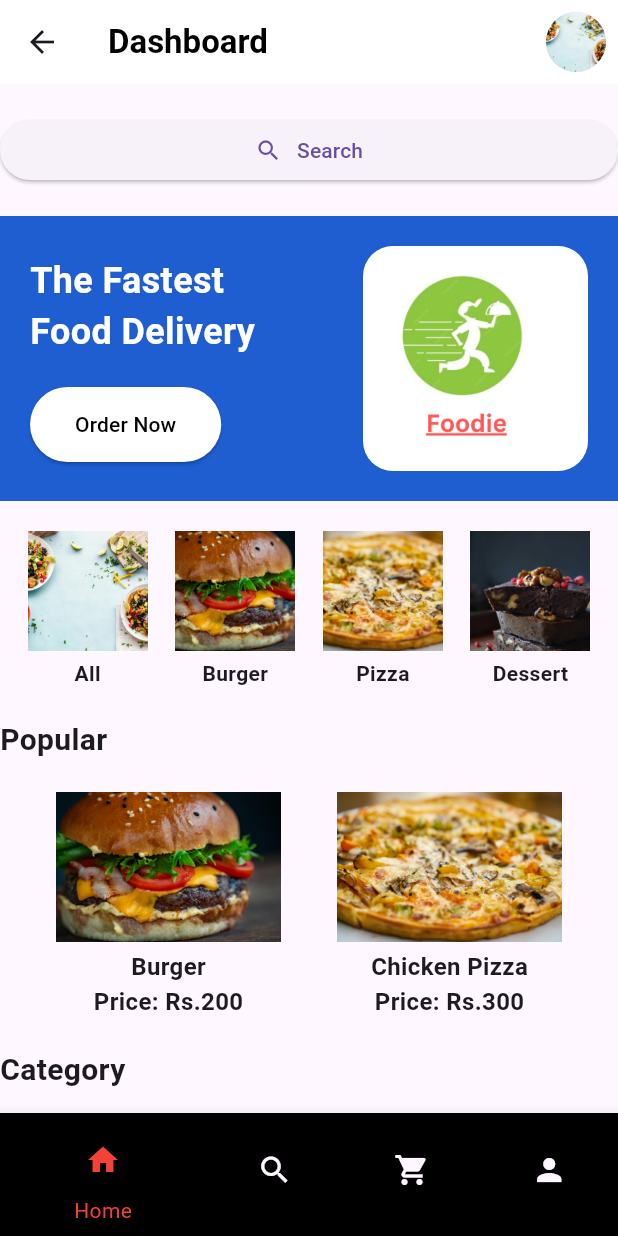
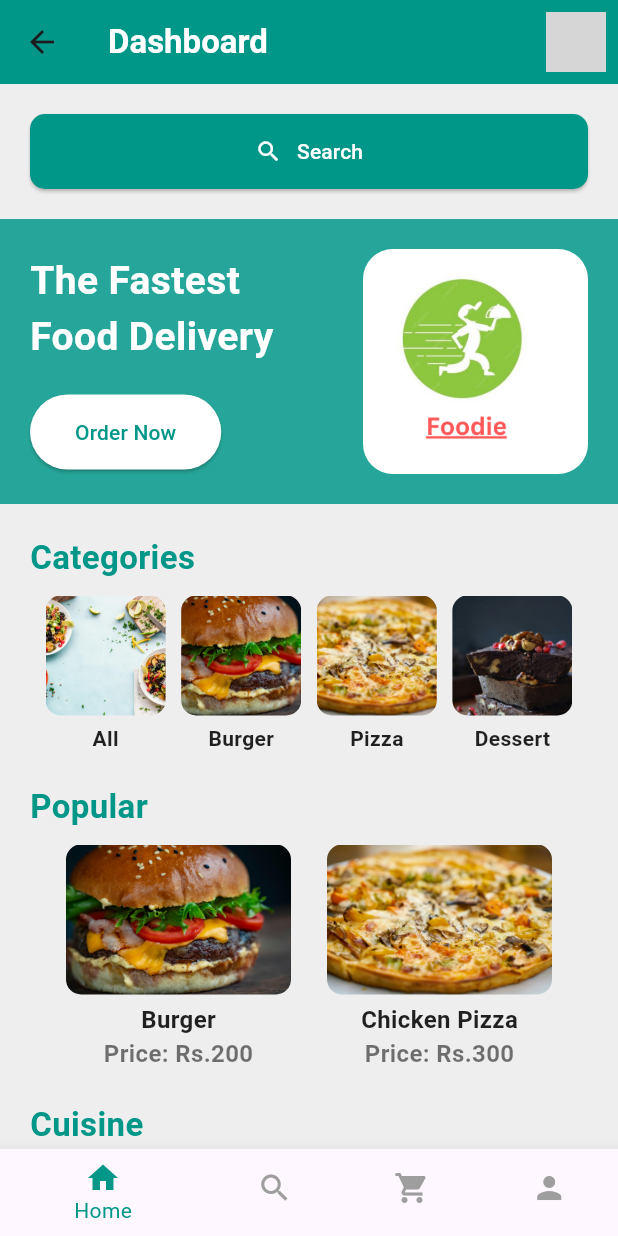
Before and after one commit to ST60002CEM/batch32b-Sonu0103, a Flutter app: the DashboardView screen opened directly, after a tap on "Search", on a phone screen of 412 x 824 dp. Run offline on Flutter 3.47's test engine with Material 3 defaults, Android fonts, the phone set to English and light mode, and no system bars; our stand-ins replace dartz, dio, equatable, flutter_riverpod, google_sign_in, hive_flutter and 2 more; missing offline and left inert: flutter_facebook_auth; accounts and stored records are empty; grey boxes are pictures that could not be loaded.

Commit message:
changes dashboard

```diff
--- a/foodie/lib/features/home/presentation/view/dashboard_view.dart
+++ b/foodie/lib/features/home/presentation/view/dashboard_view.dart
@@ -1,5 +1,3 @@
-import 'package:finalproject/features/auth/presentation/view/login_view.dart';
-import 'package:finalproject/features/category/presentation/view/categoy_view.dart';
 import 'package:flutter/material.dart';
 
 class DashboardView extends StatefulWidget {
@@ -14,19 +12,19 @@ class _DashboardViewState extends State<DashboardView> {
   Widget build(BuildContext context) {
     return Scaffold(
       appBar: AppBar(
-        backgroundColor: Colors.white,
-        title: Text(
+        backgroundColor: Colors.teal,
+        title: const Text(
           'Dashboard',
           style: TextStyle(
-            color: Colors.black,
+            color: Colors.white,
             fontWeight: FontWeight.bold,
           ),
         ),
         actions: [
           IconButton(
-            icon: CircleAvatar(
+            icon: const CircleAvatar(
               radius: 20,
-              backgroundImage: AssetImage('assets/images/new.jpg'),
+              backgroundImage: AssetImage('assets/images/profile.jpg'),
             ),
             onPressed: () {
               // Implement profile button functionality
@@ -34,16 +32,27 @@ class _DashboardViewState extends State<DashboardView> {
           ),
         ],
       ),
+      backgroundColor: Colors.grey[200],
       body: SingleChildScrollView(
         child: Column(
           crossAxisAlignment: CrossAxisAlignment.stretch,
           children: [
-            SizedBox(height: 20),
-            ElevatedButton(
+            const SizedBox(height: 20),
+            Padding(
+              padding: const EdgeInsets.symmetric(horizontal: 20.0),
+              child: ElevatedButton(
                 onPressed: () {
                   // Implement search functionality
                 },
-              child: Row(
+                style: ElevatedButton.styleFrom(
+                  backgroundColor: Colors.teal,
+                  foregroundColor: Colors.white,
+                  shape: RoundedRectangleBorder(
+                    borderRadius: BorderRadius.circular(10),
+                  ),
+                  padding: const EdgeInsets.symmetric(vertical: 15),
+                ),
+                child: const Row(
                   mainAxisAlignment: MainAxisAlignment.center,
                   children: [
                     Icon(Icons.search),
@@ -52,41 +61,42 @@ class _DashboardViewState extends State<DashboardView> {
                   ],
                 ),
               ),
-            SizedBox(height: 20),
+            ),
+            const SizedBox(height: 20),
             Container(
-              color: Color.fromRGBO(30, 94, 209, 1),
-              padding: EdgeInsets.all(20),
+              color: Colors.teal[400],
+              padding: const EdgeInsets.all(20),
               child: Row(
                 children: [
                   Expanded(
                     child: Column(
                       crossAxisAlignment: CrossAxisAlignment.start,
                       children: [
-                        Text(
+                        const Text(
                           'The Fastest\nFood Delivery',
                           style: TextStyle(
                             color: Colors.white,
-                            fontSize: 24,
+                            fontSize: 26,
                             fontWeight: FontWeight.bold,
                           ),
                         ),
-                        SizedBox(height: 20),
+                        const SizedBox(height: 20),
                         ElevatedButton(
                           onPressed: () {
                             // Implement order now functionality
                           },
                           style: ElevatedButton.styleFrom(
                             backgroundColor: Colors.white,
-                            foregroundColor: Colors.black,
-                            padding: EdgeInsets.symmetric(
+                            foregroundColor: Colors.teal,
+                            padding: const EdgeInsets.symmetric(
                                 horizontal: 30, vertical: 15),
                           ),
-                          child: Text('Order Now'),
+                          child: const Text('Order Now'),
                         ),
                       ],
                     ),
                   ),
-                  SizedBox(width: 20),
+                  const SizedBox(width: 20),
                   ClipRRect(
                     borderRadius: BorderRadius.circular(20),
                     child: Image.asset(
@@ -99,25 +109,50 @@ class _DashboardViewState extends State<DashboardView> {
                 ],
               ),
             ),
-            SizedBox(height: 20),
+            const SizedBox(height: 20),
+            Padding(
+              padding: const EdgeInsets.symmetric(horizontal: 20.0),
+              child: Column(
+                crossAxisAlignment: CrossAxisAlignment.start,
+                children: [
+                  const Text(
+                    'Categories',
+                    style: TextStyle(
+                      fontSize: 22,
+                      fontWeight: FontWeight.bold,
+                      color: Colors.teal,
+                    ),
+                  ),
+                  const SizedBox(height: 10),
                   Row(
                     mainAxisAlignment: MainAxisAlignment.spaceEvenly,
                     children: [
-                _buildCategoryItem('All', 'assets/images/new.jpg'),
+                      GestureDetector(
+                        onTap: () {
+                          Navigator.push(
+                            context,
+                            MaterialPageRoute(
+                              builder: (context) => AllItemsPage(),
+                            ),
+                          );
+                        },
+                        child: _buildCategoryItem('All', 'assets/images/new.jpg'),
+                      ),
                       _buildCategoryItem('Burger', 'assets/images/burger.jpg'),
                       _buildCategoryItem('Pizza', 'assets/images/pizza.jpg'),
                       _buildCategoryItem('Dessert', 'assets/images/dessert.jpg'),
                     ],
                   ),
-            SizedBox(height: 20),
-            Text(
+                  const SizedBox(height: 20),
+                  const Text(
                     'Popular',
                     style: TextStyle(
-                fontSize: 20,
+                      fontSize: 22,
                       fontWeight: FontWeight.bold,
+                      color: Colors.teal,
                     ),
                   ),
-            SizedBox(height: 20),
+                  const SizedBox(height: 10),
                   Row(
                     mainAxisAlignment: MainAxisAlignment.spaceEvenly,
                     children: [
@@ -127,63 +162,48 @@ class _DashboardViewState extends State<DashboardView> {
                           'Chicken Pizza', 'Rs.300', 'assets/images/pizza.jpg'),
                     ],
                   ),
-            SizedBox(height: 20),
-            Text(
-              'Category',
+                  const SizedBox(height: 20),
+                  const Text(
+                    'Cuisine',
                     style: TextStyle(
-                fontSize: 20,
+                      fontSize: 22,
                       fontWeight: FontWeight.bold,
+                      color: Colors.teal,
                     ),
                   ),
-            SizedBox(height: 20),
+                  const SizedBox(height: 10),
                   Row(
                     mainAxisAlignment: MainAxisAlignment.spaceEvenly,
                     children: [
-                _buildCategoryItem('Chinese', 'assets/images/chinese.jpg'),
+                      _buildCategoryItem(
+                          'Chinese', 'assets/images/chinese.jpg'),
                       _buildCategoryItem('Indian', 'assets/images/indian.jpg'),
                     ],
                   ),
                 ],
               ),
             ),
+          ],
+        ),
+      ),
       bottomNavigationBar: BottomNavigationBar(
-        selectedItemColor: Colors.red,
-        items: [
+        selectedItemColor: Colors.teal,
+        unselectedItemColor: Colors.grey,
+        items: const [
           BottomNavigationBarItem(
-            backgroundColor: Colors.black,
-            icon: IconButton(
             icon: Icon(Icons.home),
-              onPressed: () {
-                // Implement home button functionality
-              },
-            ),
             label: 'Home',
           ),
           BottomNavigationBarItem(
-            icon: IconButton(
             icon: Icon(Icons.search),
-              onPressed: () {
-                // Implement search button functionality
-              },
-            ),
             label: 'Search',
           ),
           BottomNavigationBarItem(
-            icon: IconButton(
             icon: Icon(Icons.shopping_cart),
-              onPressed: () {
-                // Implement cart button functionality
-              },
-            ),
             label: 'Cart',
           ),
           BottomNavigationBarItem(
-            icon: IconButton(
             icon: Icon(Icons.person),
-              onPressed: () {
-                // Implement profile button functionality
-              },
-            ),
             label: 'Profile',
           ),
         ],
@@ -194,17 +214,21 @@ class _DashboardViewState extends State<DashboardView> {
   Widget _buildCategoryItem(String label, String imagePath) {
     return Column(
       children: [
-        Image.asset(
+        ClipRRect(
+          borderRadius: BorderRadius.circular(10),
+          child: Image.asset(
             imagePath,
             height: 80,
             width: 80,
             fit: BoxFit.cover,
           ),
-        SizedBox(height: 5),
+        ),
+        const SizedBox(height: 5),
         Text(
           label,
-          style: TextStyle(
+          style: const TextStyle(
             fontWeight: FontWeight.bold,
+            color: Colors.black87,
           ),
         ),
       ],
@@ -214,22 +238,82 @@ class _DashboardViewState extends State<DashboardView> {
   Widget _buildPopularItem(String label, String price, String imagePath) {
     return Column(
       children: [
-        Image.asset(
+        ClipRRect(
+          borderRadius: BorderRadius.circular(10),
+          child: Image.asset(
             imagePath,
             height: 100,
             width: 150,
             fit: BoxFit.cover,
           ),
-        SizedBox(height: 5),
+        ),
+        const SizedBox(height: 5),
         Text(
           label,
-          style: TextStyle(fontSize: 16, fontWeight: FontWeight.bold),
+          style: const TextStyle(
+              fontSize: 16, fontWeight: FontWeight.bold, color: Colors.black87),
         ),
         Text(
           'Price: $price',
-          style: TextStyle(fontSize: 16, fontWeight: FontWeight.bold),
+          style: const TextStyle(
+              fontSize: 16, fontWeight: FontWeight.bold, color: Colors.black54),
         ),
       ],
     );
   }
 }
+
+class AllItemsPage extends StatelessWidget {
+  AllItemsPage({Key? key}) : super(key: key);
+
+  final ScrollController _scrollController = ScrollController();
+
+  @override
+  Widget build(BuildContext context) {
+    return Scaffold(
+      appBar: AppBar(
+        backgroundColor: Colors.teal,
+        title: const Text('All Items'),
+        leading: IconButton(
+          icon: const Icon(Icons.arrow_back),
+          onPressed: () {
+            Navigator.pop(context);
+          },
+        ),
+        actions: [
+          IconButton(
+            icon: const Icon(Icons.refresh),
+            onPressed: () {
+              _scrollController.animateTo(
+                0.0,
+                duration: const Duration(milliseconds: 500),
+                curve: Curves.easeInOut,
+              );
+            },
+          ),
+        ],
+      ),
+      body: ListView.builder(
+        controller: _scrollController,
+        itemCount: 20,
+        itemBuilder: (context, index) {
+          return ListTile(
+            leading: ClipRRect(
+              borderRadius: BorderRadius.circular(10),
+              child: Image.asset(
+                'assets/images/burger.jpg',
+                height: 50,
+                width: 50,
+                fit: BoxFit.cover,
+              ),
+            ),
+            title: Text('Burger ${index + 1}'),
+            subtitle: Text('Description of item ${index + 1}'),
+
+          );
+
+        },
+      ),
+    );
+  }
+}
```
Lines whose indentation alone changed are shown as unchanged.
